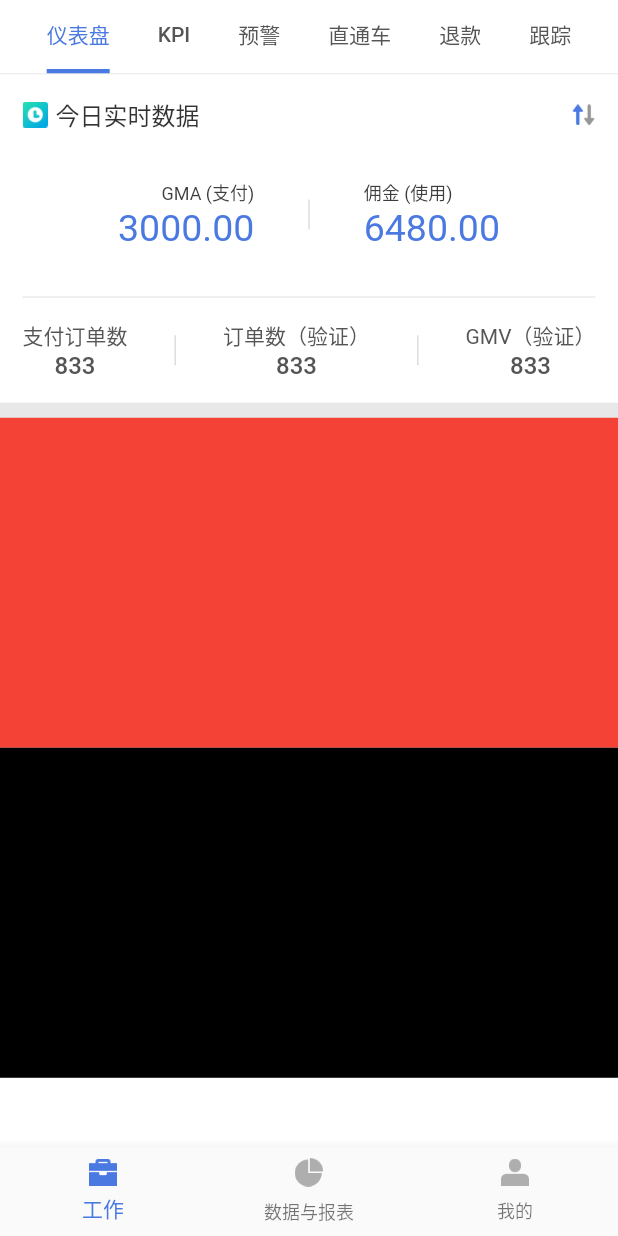
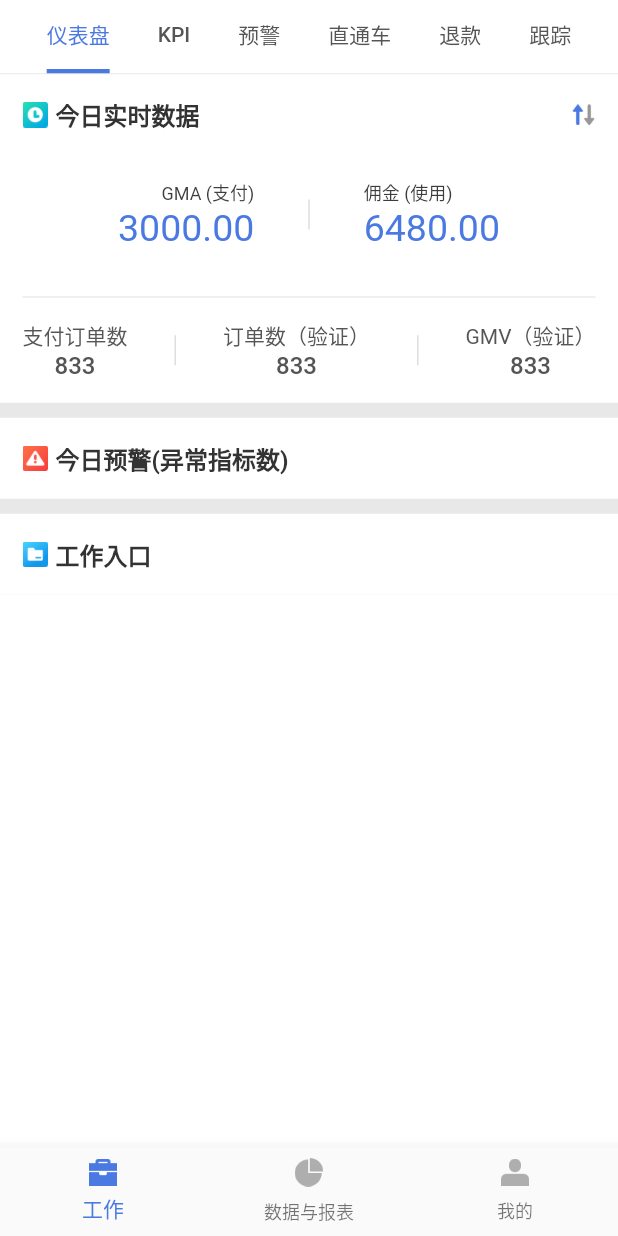
Before and after one commit to dashugege/BehavioDemo, a Flutter app: the screen it shows after launch, on a phone screen of 412 x 824 dp. Run offline on Flutter 3.47's test engine with Material 2 defaults, Android fonts, the phone set to English and light mode, and no system bars.

Commit message:
首页样式

```diff
--- a/lib/pages/dashboard.dart
+++ b/lib/pages/dashboard.dart
@@ -31,7 +31,10 @@ class _DashboardState extends State<Dashboard> {
                   ),
                   Text(
                     '今日实时数据',
-                    style: TextStyle(color: Color(0xFF333333), fontSize: 16.0),
+                    style: TextStyle(
+                        color: Color(0xFF333333),
+                        fontWeight: FontWeight.w600,
+                        fontSize: 16.0),
                   )
                 ],
               ),
@@ -182,6 +185,63 @@ class _DashboardState extends State<Dashboard> {
           )
         ],
       ));
+  Widget _warningWidget = Container(
+    padding: EdgeInsets.all(15.0),
+    margin: EdgeInsets.only(bottom: 10.0),
+    color: Color(0xFFFFFFFF),
+    child: Column(
+      children: <Widget>[
+        Row(
+          children: <Widget>[
+            Padding(
+              padding: EdgeInsets.only(right: 5.0),
+              child: Image.asset(
+                'assets/images/icon3.png',
+                width: 17.0,
+                height: 17.0,
+                fit: BoxFit.fitWidth,
+              ),
+            ),
+            Text(
+              '今日预警(异常指标数)',
+              style: TextStyle(
+                  color: Color(0xFF333333),
+                  fontWeight: FontWeight.w600,
+                  fontSize: 16.0),
+            )
+          ],
+        ),
+      ],
+    ),
+  );
+  Widget _workEntryWidget = Container(
+    padding: EdgeInsets.all(15.0),
+    color: Color(0xFFFFFFFF),
+    child: Column(
+      children: <Widget>[
+        Row(
+          children: <Widget>[
+            Padding(
+              padding: EdgeInsets.only(right: 5.0),
+              child: Image.asset(
+                'assets/images/icon4.png',
+                width: 17.0,
+                height: 17.0,
+                fit: BoxFit.fitWidth,
+              ),
+            ),
+            Text(
+              '工作入口',
+              style: TextStyle(
+                  color: Color(0xFF333333),
+                  fontWeight: FontWeight.w600,
+                  fontSize: 16.0),
+            )
+          ],
+        ),
+      ],
+    ),
+  );
   @override
   Widget build(BuildContext context) {
     return SingleChildScrollView(
@@ -190,16 +250,8 @@ class _DashboardState extends State<Dashboard> {
       child: Column(
         children: <Widget>[
           _realDataWidget,
-          Container(
-            // A fixed-height child.
-            color: Colors.red,
-            height: 220.0,
-          ),
-          Container(
-            // A fixed-height child.
-            color: Colors.black,
-            height: 220.0,
-          ),
+          _warningWidget,
+          _workEntryWidget,
         ],
       ),
     ));
```
Also changed, not shown: assets/images/icon3.png (added), assets/images/icon4.png (added), 1 other file.
